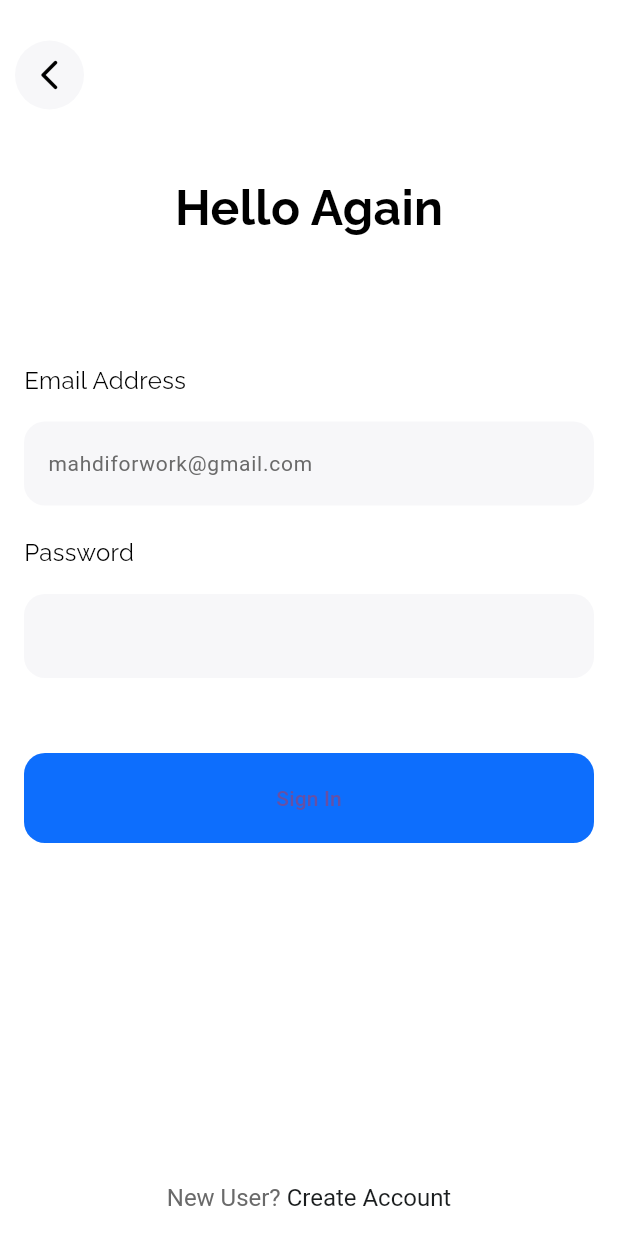
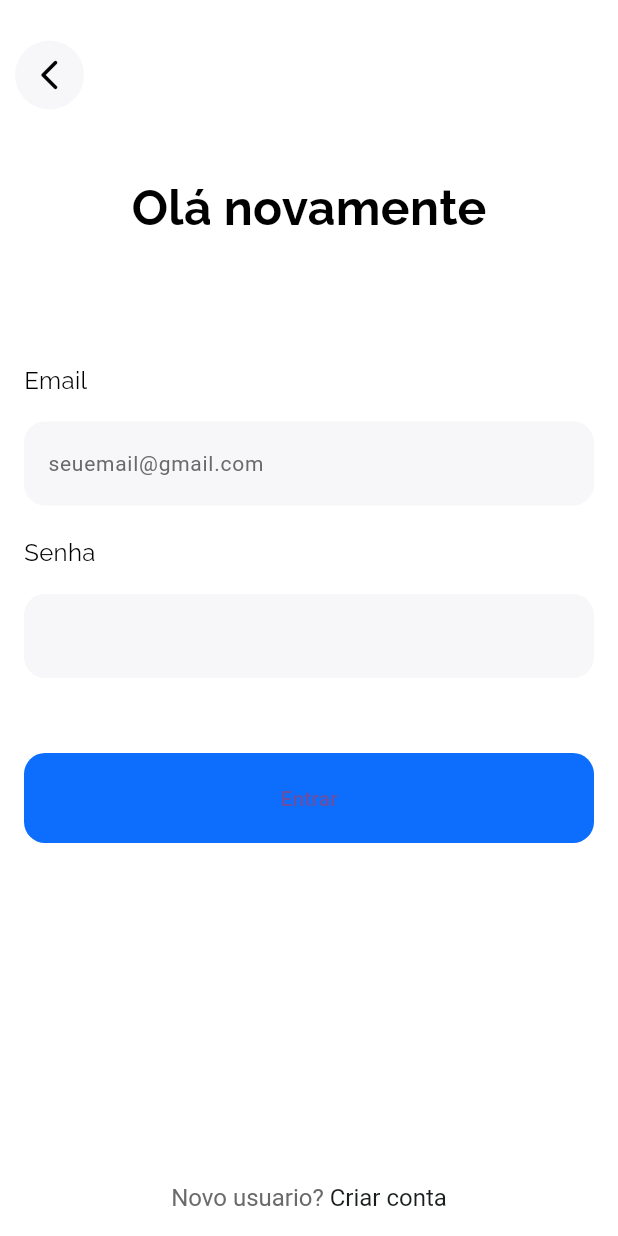
Before and after one commit to BiaTrixie/memeotecav1, a Flutter app: the screen it shows after launch, on a phone screen of 412 x 824 dp. Run offline on Flutter 3.47's test engine with Material 3 defaults, Android fonts, the phone set to English and light mode, and no system bars; our stand-ins replace cloud_firestore, firebase_auth, firebase_core, fluttertoast, google_fonts; accounts and stored records are empty.

```diff
--- a/lib/main.dart
+++ b/lib/main.dart
@@ -2,7 +2,6 @@ import 'package:memeotecav1/firebase_options.dart';
 import 'package:memeotecav1/pages/login.dart';
 import 'package:firebase_core/firebase_core.dart';
 import 'package:flutter/material.dart';
-import 'pages/signup.dart';
 
 Future<void> main() async {
   WidgetsFlutterBinding.ensureInitialized();
--- a/lib/pages/home.dart
+++ b/lib/pages/home.dart
@@ -17,7 +17,7 @@ class Home extends StatelessWidget {
             mainAxisAlignment: MainAxisAlignment.center,
             children: [
               Text(
-                  'Hello👋',
+                  'Olá👋',
                   style: GoogleFonts.raleway(
                     textStyle: const TextStyle(
                       color: Colors.black,
@@ -59,7 +59,7 @@ class Home extends StatelessWidget {
       onPressed: () async {
         await AuthService().signout(context: context);
       },
-      child: const Text("Sign Out"),
+      child: const Text("Sair"),
     );
   }
 }
--- a/lib/pages/login.dart
+++ b/lib/pages/login.dart
@@ -48,7 +48,7 @@ class Login extends StatelessWidget {
             children: [
               Center(
                 child: Text(
-                  'Hello Again',
+                  'Olá novamente',
                   style: GoogleFonts.raleway(
                     textStyle: const TextStyle(
                       color: Colors.black,
@@ -77,7 +77,7 @@ class Login extends StatelessWidget {
       crossAxisAlignment: CrossAxisAlignment.start,
       children: [
         Text(
-          'Email Address',
+          'Email',
           style: GoogleFonts.raleway(
             textStyle: const TextStyle(
               color: Colors.black,
@@ -91,7 +91,7 @@ class Login extends StatelessWidget {
           controller: _emailController,
           decoration: InputDecoration(
             filled: true,
-            hintText: 'mahdiforwork@gmail.com',
+            hintText: 'seuemail@gmail.com',
             hintStyle: const TextStyle(
               color: Color(0xff6A6A6A),
               fontWeight: FontWeight.normal,
@@ -114,7 +114,7 @@ class Login extends StatelessWidget {
       crossAxisAlignment: CrossAxisAlignment.start,
       children: [
         Text(
-          'Password',
+          'Senha',
           style: GoogleFonts.raleway(
             textStyle: const TextStyle(
               color: Colors.black,
@@ -157,7 +157,7 @@ class Login extends StatelessWidget {
           context: context
         );
       },
-      child: const Text("Sign In"),
+      child: const Text("Entrar"),
     );
   }
 
@@ -169,7 +169,7 @@ class Login extends StatelessWidget {
         text: TextSpan(
           children: [
             const TextSpan(
-                text: "New User? ",
+                text: "Novo usuario? ",
                 style: TextStyle(
                   color: Color(0xff6A6A6A),
                   fontWeight: FontWeight.normal,
@@ -177,7 +177,7 @@ class Login extends StatelessWidget {
                 ),
               ),
               TextSpan(
-                text: "Create Account",
+                text: "Criar conta",
                 style: const TextStyle(
                     color: Color(0xff1A1D1E),
                     fontWeight: FontWeight.normal,
--- a/lib/pages/signup.dart
+++ b/lib/pages/signup.dart
@@ -28,7 +28,7 @@ class Signup extends StatelessWidget {
             children: [
               Center(
                 child: Text(
-                  'Register Account',
+                  'Criar conta',
                   style: GoogleFonts.raleway(
                     textStyle: const TextStyle(
                       color: Colors.black,
@@ -58,7 +58,7 @@ class Signup extends StatelessWidget {
       crossAxisAlignment: CrossAxisAlignment.start,
       children: [
         Text(
-          'Email Address',
+          'Email',
           style: GoogleFonts.raleway(
             textStyle: const TextStyle(
               color: Colors.black,
@@ -72,7 +72,7 @@ class Signup extends StatelessWidget {
           controller: _emailController,
           decoration: InputDecoration(
             filled: true,
-            hintText: 'mahdiforwork@gmail.com',
+            hintText: 'seuemail@gmail.com',
             hintStyle: const TextStyle(
               color: Color(0xff6A6A6A),
               fontWeight: FontWeight.normal,
@@ -95,7 +95,7 @@ class Signup extends StatelessWidget {
       crossAxisAlignment: CrossAxisAlignment.start,
       children: [
         Text(
-          'Password',
+          'Senha',
           style: GoogleFonts.raleway(
             textStyle: const TextStyle(
               color: Colors.black,
@@ -138,7 +138,7 @@ class Signup extends StatelessWidget {
           context: context
         );
       },
-      child: const Text("Sign Up"),
+      child: const Text("Criar"),
     );
   }
 
@@ -150,7 +150,7 @@ class Signup extends StatelessWidget {
         text: TextSpan(
           children: [
             const TextSpan(
-                text: "Already Have Account? ",
+                text: "Já tem uma conta? ",
                 style: TextStyle(
                   color: Color(0xff6A6A6A),
                   fontWeight: FontWeight.normal,
@@ -158,7 +158,7 @@ class Signup extends StatelessWidget {
                 ),
               ),
               TextSpan(
-                text: "Log In",
+                text: "Entrar",
                 style: const TextStyle(
                     color: Color(0xff1A1D1E),
                     fontWeight: FontWeight.normal,
--- a/lib/services/auth.dart
+++ b/lib/services/auth.dart
@@ -44,9 +44,6 @@ class AuthService {
         fontSize: 14.0,
       );
     }
-    catch(e){
-
-    }
 
   }
 
@@ -87,9 +84,6 @@ class AuthService {
         fontSize: 14.0,
       );
     }
-    catch(e){
-
-    }
 
   }
 
```
Also changed, not shown: pubspec.lock.
